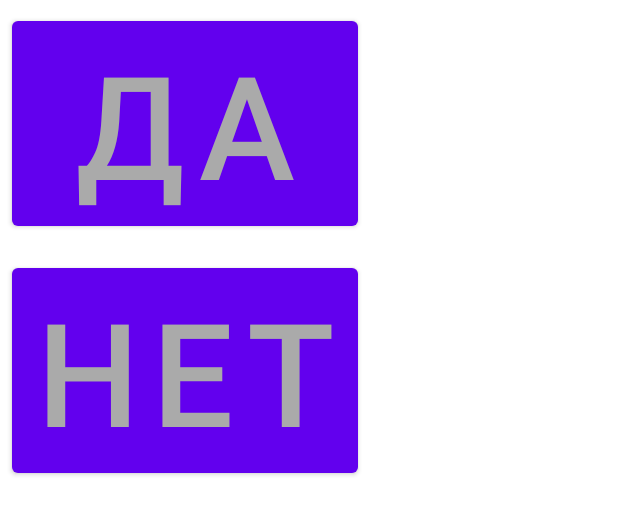
After one commit to boarboar/Accessability_app, an Android app: the layout dialog_yes_no.xml on its own in the app's theme, with its tools: preview values and no code run, on a phone screen of 412 x 824 dp. The commit adds this screen. Shown: the top 515 px of the screen. Run offline under Robolectric (Android 15) with nearby library versions, the phone set to English and light mode, and no system bars.

Commit message:
yesnodialog refactor

```diff
--- a/app/src/main/res/layout/activity_main_circle2.xml
+++ b/app/src/main/res/layout/activity_main_circle2.xml
@@ -187,7 +187,6 @@
         android:contentDescription="Позвонить врачу"
         android:onClick="callDoctor"
         android:text="@string/btn_calldoctor_text_small"
-        android:textColor="@color/gray"
         android:textSize="96sp"
         android:padding="0dp"
         app:layout_constraintDimensionRatio="1:1"
--- /dev/null
+++ b/app/src/main/res/layout/dialog_yes_no.xml
@@ -0,0 +1,33 @@
+<?xml version="1.0" encoding="utf-8"?>
+<LinearLayout xmlns:android="http://schemas.android.com/apk/res/android"
+    android:orientation="vertical"
+    android:layout_width="wrap_content"
+    android:layout_height="wrap_content">
+    <Button
+        android:id="@+id/button_ok"
+        android:layout_width="match_parent"
+        android:layout_height="wrap_content"
+        android:layout_marginStart="8dp"
+        android:layout_marginTop="8dp"
+        android:layout_marginEnd="8dp"
+        android:layout_marginBottom="8dp"
+        android:contentDescription="Дa"
+        android:text="ДА"
+        android:textSize="96sp"
+        android:textColor="@color/gray"
+        android:onClick="onYes"
+        />
+    <Button
+        android:id="@+id/button_no"
+        android:layout_width="match_parent"
+        android:layout_height="wrap_content"
+        android:layout_marginStart="8dp"
+        android:layout_marginTop="8dp"
+        android:layout_marginEnd="8dp"
+        android:layout_marginBottom="8dp"
+        android:contentDescription="Нет"
+        android:text="НЕТ"
+        android:textSize="96sp"
+        android:textColor="@color/gray"
+         />
+</LinearLayout>
```
Also changed, not shown: app/src/main/java/com/example/myapplication/DialogYN.kt (added, +63 -0 lines), app/src/main/java/com/example/myapplication/MainActivity.kt (+14 -13 lines).
